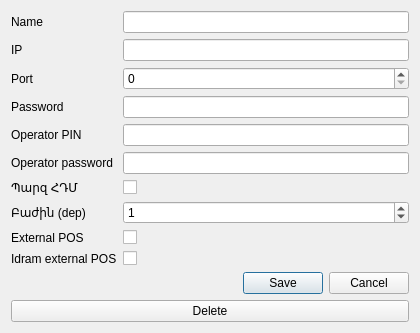
Old version of the form FrontDesk/dlgfiscalmachine.ui in the repository End1-1/Cafe5.
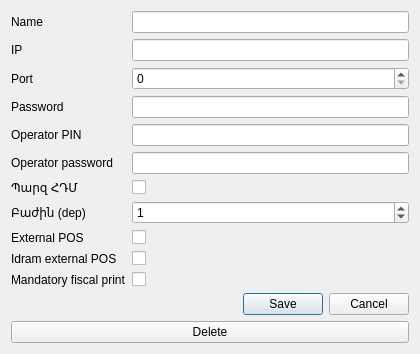
New version of the form.

Patch:
```diff
--- a/FrontDesk/dlgfiscalmachine.ui
+++ b/FrontDesk/dlgfiscalmachine.ui
@@ -154,6 +154,20 @@
      <item row="9" column="1">
       <widget class="QCheckBox" name="chIdramExternalPos"/>
      </item>
+     <item row="10" column="0">
+      <widget class="QLabel" name="labelAutoFiscal">
+       <property name="text">
+        <string>Mandatory fiscal print</string>
+       </property>
+      </widget>
+     </item>
+     <item row="10" column="1">
+      <widget class="QCheckBox" name="chAutoFiscal">
+       <property name="toolTip">
+        <string>When checked, cash payment always prints a fiscal receipt and the waiter cannot turn it off.</string>
+       </property>
+      </widget>
+     </item>
     </layout>
    </item>
    <item>
```
